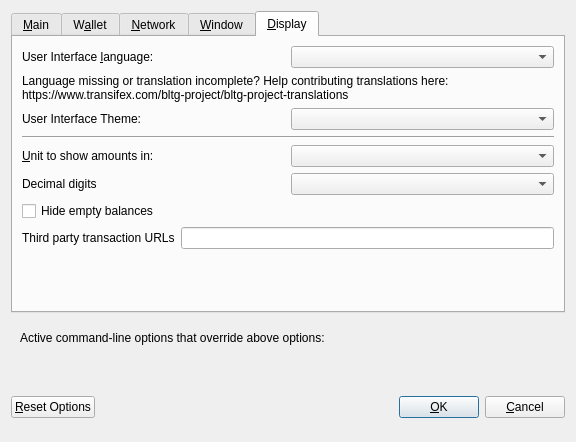
This is src/qt/forms/optionsdialog.ui in Block-Logic-Technology-Group/bltg as Qt 5 draws it before an edit. The edited form follows.
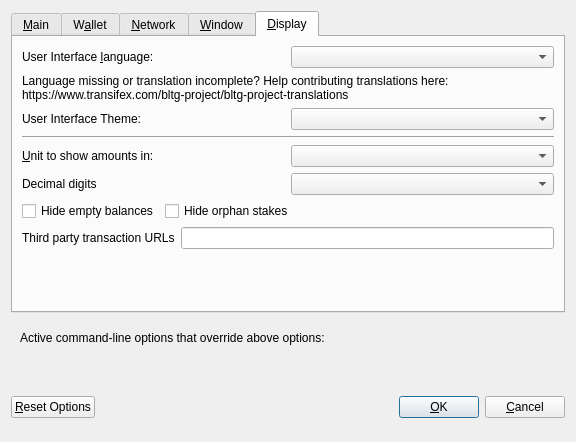
This is the edited form. The open tabs and pages were chosen to show the change. Custom widgets are drawn as their Qt base class.

Diff of the .ui file:
```diff
--- a/src/qt/forms/optionsdialog.ui
+++ b/src/qt/forms/optionsdialog.ui
@@ -521,7 +521,7 @@
         </widget>
        </item>
        <item>
-        <layout class="QHBoxLayout" name="horizontalLayout_4_Display" stretch="0,0">
+        <layout class="QHBoxLayout" name="horizontalLayout_2_Display" stretch="0,0">
          <item>
           <widget class="QLabel" name="themeLabel">
            <property name="text">
@@ -542,7 +542,7 @@
         </widget>
        </item>
        <item>
-        <layout class="QHBoxLayout" name="horizontalLayout_2_Display">
+        <layout class="QHBoxLayout" name="horizontalLayout_3_Display">
          <item>
           <widget class="QLabel" name="unitLabel">
            <property name="text">
@@ -566,7 +566,7 @@
         </layout>
        </item>
        <item>
-        <layout class="QHBoxLayout" name="horizontalLayout_5_Display">
+        <layout class="QHBoxLayout" name="horizontalLayout_4_Display">
          <item>
           <widget class="QLabel" name="digitsLabel">
            <property name="text">
@@ -580,6 +580,8 @@
         </layout>
        </item>
        <item>
+        <layout class="QHBoxLayout" name="horizontalLayout_5_Display">
+         <item>
         <widget class="QCheckBox" name="checkBoxHideZeroBalances">
          <property name="toolTip">
           <string>Hide empty balances</string>
@@ -593,7 +595,32 @@
         </widget>
        </item>
        <item>
-        <layout class="QHBoxLayout" name="horizontalLayout_3_Display">
+          <widget class="QCheckBox" name="checkBoxHideOrphans">
+           <property name="toolTip">
+            <string>Hide orphan stakes in transaction lists</string>
+           </property>
+           <property name="text">
+            <string>Hide orphan stakes</string>
+           </property>
+          </widget>
+         </item>
+         <item>
+          <spacer name="horizontalSpacer">
+           <property name="orientation">
+            <enum>Qt::Horizontal</enum>
+           </property>
+           <property name="sizeHint" stdset="0">
+            <size>
+             <width>40</width>
+             <height>20</height>
+            </size>
+           </property>
+          </spacer>
+         </item>
+        </layout>
+       </item>
+       <item>
+        <layout class="QHBoxLayout" name="horizontalLayout_6_Display">
          <item>
           <widget class="QLabel" name="thirdPartyTxUrlsLabel">
            <property name="toolTip">
```
Left out of the diff: 19 changed lines with no effect on the pictures. Lines whose indentation alone changed are shown as unchanged.
